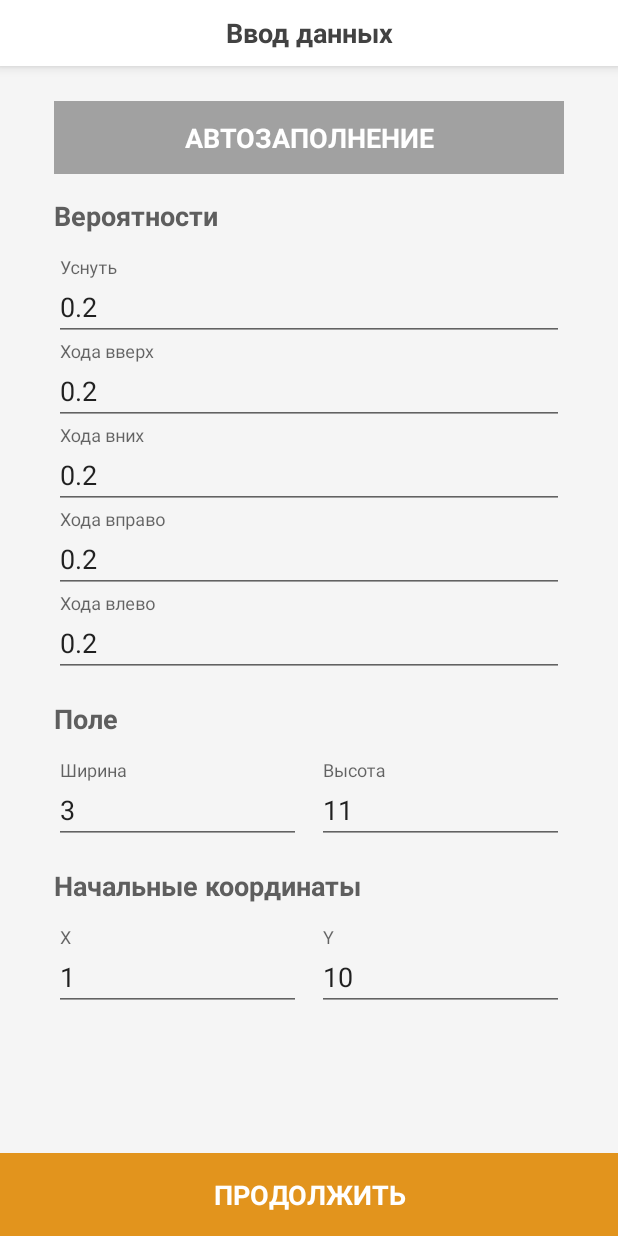
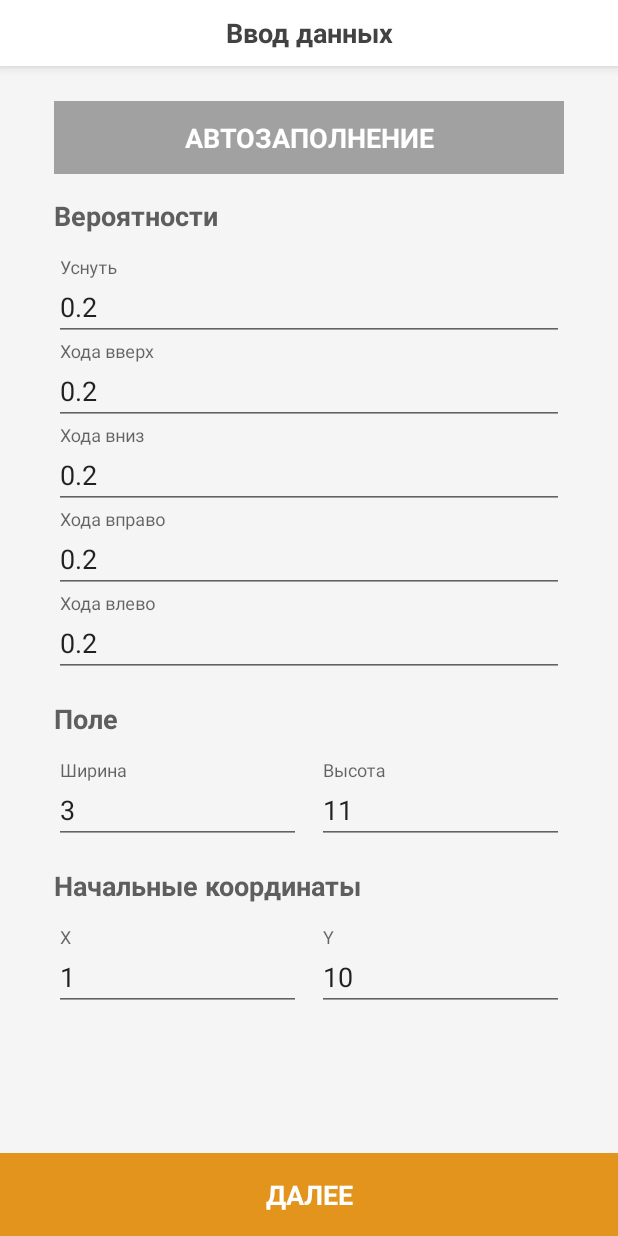
Before and after one commit to Rogdan/4kurs_labs, an Android app: the screen it shows after launch (FieldInputActivity), after a tap on "АВТОЗАПОЛНЕНИЕ", on a phone screen of 412 x 824 dp. Run offline under Robolectric (Android 15) with nearby library versions, the light colour scheme and no system bars; our stand-ins replace ButterKnife, Dagger/Hilt's generated code; libraries missing offline, so code that uses them is left out: rx.subscriptions.

Commit message:
main algorithm ready. working on graphics

```diff
--- a/app/src/main/java/com/rogdanapp/stohastikalab1/data/pojo/StepChance.java
+++ b/app/src/main/java/com/rogdanapp/stohastikalab1/data/pojo/StepChance.java
@@ -1,54 +1,46 @@
 package com.rogdanapp.stohastikalab1.data.pojo;
 
+import java.util.Random;
+
+import static com.rogdanapp.stohastikalab1.data.Constants.*;
+
 public class StepChance {
-    private float sleepChance, upChance, downChance, leftChance, rightChance;
+    private Random random;
+    private float chances[];
 
     public StepChance(float sleepChance, float upChance, float downChance, float leftChance, float rightChance) {
-        this.sleepChance = sleepChance;
-        this.upChance = upChance;
-        this.downChance = downChance;
-        this.leftChance = leftChance;
-        this.rightChance = rightChance;
+        this.random = new Random();
+        chances = new float[DIRECTIONS_COUNT];
+
+        setChance(SLEEP_DIRECTION, sleepChance);
+        setChance(UP_DIRECTION, upChance);
+        setChance(DOWN_DIRECTION, downChance);
+        setChance(LEFT_DIRECTION, leftChance);
+        setChance(RIGHT_DIRECTION, rightChance);
     }
 
-    public float getSleepChance() {
-        return sleepChance;
+    public int randomDirection() {
+        float randomValue = random.nextFloat();
+
+        for (int i = 0; i < DIRECTIONS_COUNT; i++) {
+            float directionChance = chances[i];
+
+            if (randomValue <= directionChance) {
+                return i;
+            } else {
+                randomValue -= directionChance;
+            }
+        }
+
+        return SLEEP_DIRECTION;
     }
 
-    public void setSleepChance(float sleepChance) {
-        this.sleepChance = sleepChance;
+    public void setChance(int direction, float value) {
+        chances[direction] = value;
     }
 
-    public float getUpChance() {
-        return upChance;
-    }
-
-    public void setUpChance(float upChance) {
-        this.upChance = upChance;
-    }
-
-    public float getDownChance() {
-        return downChance;
-    }
-
-    public void setDownChance(float downChance) {
-        this.downChance = downChance;
-    }
-
-    public float getLeftChance() {
-        return leftChance;
-    }
-
-    public void setLeftChance(float leftChance) {
-        this.leftChance = leftChance;
-    }
-
-    public float getRightChance() {
-        return rightChance;
-    }
-
-    public void setRightChance(float rightChance) {
-        this.rightChance = rightChance;
+    public float getChance(int direction) {
+        return chances[direction];
     }
 
     public static StepChance autoComplete() {
--- a/app/src/main/java/com/rogdanapp/stohastikalab1/ui/experiment/ExperimentComponent.java
+++ b/app/src/main/java/com/rogdanapp/stohastikalab1/ui/experiment/ExperimentComponent.java
@@ -8,10 +8,14 @@ import com.rogdanapp.stohastikalab1.core.IBaseView;
 
 public interface ExperimentComponent {
     interface IExperimentView extends IBaseView {
+        void updateProgress(int alreadyDone);
 
+        void onExperimentStopped();
     }
 
     interface IExperimentPresenter {
-
+        void pauseExperiment();
+        void continueExperiment(int repeatCount);
+        void restartExperiment(int repeatCount);
     }
 }
--- a/app/src/main/java/com/rogdanapp/stohastikalab1/ui/input/FieldInputActivity.java
+++ b/app/src/main/java/com/rogdanapp/stohastikalab1/ui/input/FieldInputActivity.java
@@ -25,6 +25,12 @@ import butterknife.OnClick;
 import dagger.Module;
 import dagger.Provides;
 import dagger.Subcomponent;
+
+import static com.rogdanapp.stohastikalab1.data.Constants.DOWN_DIRECTION;
+import static com.rogdanapp.stohastikalab1.data.Constants.LEFT_DIRECTION;
+import static com.rogdanapp.stohastikalab1.data.Constants.RIGHT_DIRECTION;
+import static com.rogdanapp.stohastikalab1.data.Constants.SLEEP_DIRECTION;
+import static com.rogdanapp.stohastikalab1.data.Constants.UP_DIRECTION;
 
 public class FieldInputActivity extends BaseActivity implements FieldInputContract.IFieldInputView {
     @Inject
@@ -124,11 +130,11 @@ public class FieldInputActivity extends BaseActivity implements FieldInputContra
     public void onAutocompleteResult(Field field, Unit unit) {
         StepChance stepChance = unit.getStepChance();
 
-        upChanceET.setText(String.valueOf(stepChance.getUpChance()));
-        downChanceET.setText(String.valueOf(stepChance.getDownChance()));
-        leftChanceET.setText(String.valueOf(stepChance.getLeftChance()));
-        rightChanceET.setText(String.valueOf(stepChance.getRightChance()));
-        sleepChanceET.setText(String.valueOf(stepChance.getSleepChance()));
+        upChanceET.setText(String.valueOf(stepChance.getChance(UP_DIRECTION)));
+        downChanceET.setText(String.valueOf(stepChance.getChance(DOWN_DIRECTION)));
+        leftChanceET.setText(String.valueOf(stepChance.getChance(LEFT_DIRECTION)));
+        rightChanceET.setText(String.valueOf(stepChance.getChance(RIGHT_DIRECTION)));
+        sleepChanceET.setText(String.valueOf(stepChance.getChance(SLEEP_DIRECTION)));
 
         startXEditText.setText(String.valueOf(unit.getStartX()));
         startYEditText.setText(String.valueOf(unit.getStartY()));
--- a/app/src/main/res/drawable/border_progress.xml
+++ b/app/src/main/res/drawable/border_progress.xml
@@ -8,6 +8,5 @@
 
     <stroke
         android:color="@color/pumpkin"
-        android:width="1dp"
-        />
+        android:width="1dp"/>
 </shape>
--- a/app/src/main/res/layout/activity_main.xml
+++ b/app/src/main/res/layout/activity_main.xml
@@ -219,7 +219,7 @@
 
     <TextView
         android:id="@+id/start_button_tv"
-        android:text="@string/continue_string"
+        android:text="@string/next"
         android:layout_alignParentBottom="true"
         style="@style/OrangeButtonStyle"
         android:layout_width="match_parent"
--- a/app/src/main/res/values/strings.xml
+++ b/app/src/main/res/values/strings.xml
@@ -1,14 +1,16 @@
 <resources>
     <string name="app_name">Лаба 1</string>
     <string name="init_auto">Автозаполнение</string>
-    <string name="start">Стартуем!</string>
-    <string name="pause">Пауза</string>
+    <string name="start_test">Начать расчеты</string>
+    <string name="pause">Приостановить</string>
     <string name="continue_string">Продолжить</string>
+    <string name="start_again">Начать заново</string>
+    <string name="next">Далее</string>
 
     <string name="chances">Вероятности</string>
     <string name="sleep_chance">Уснуть</string>
     <string name="up_chance">Хода вверх</string>
-    <string name="down_chance">Хода вних</string>
+    <string name="down_chance">Хода вниз</string>
     <string name="left_chance">Хода влево</string>
     <string name="right_chance">Хода вправо</string>
 
@@ -23,4 +25,5 @@
     <string name="repeat_count">Количество повторений</string>
     <string name="experimental">Експериментируем</string>
     <string name="experiment_start_repeats">1000</string>
+    <string name="progress_output_format" formatted="false">Обработано %.2f %%\n(%d / %d)</string>
 </resources>
```
Also changed, not shown: app/src/main/java/com/rogdanapp/stohastikalab1/data/Constants.java (added, +11 -0 lines), app/src/main/java/com/rogdanapp/stohastikalab1/data/pojo/ExperimentPoint.java (added, +57 -0 lines), app/src/main/java/com/rogdanapp/stohastikalab1/data/pojo/Field.java (+22 -0 lines), app/src/main/java/com/rogdanapp/stohastikalab1/data/pojo/Unit.java (+28 -1 lines), app/src/main/java/com/rogdanapp/stohastikalab1/ui/experiment/ExperimentActivity.java (+80 -4 lines), app/src/main/java/com/rogdanapp/stohastikalab1/ui/experiment/ExperimentPresenter.java (+111 -0 lines), app/src/main/res/layout/acitivy_experiment.xml (+6 -3 lines).
